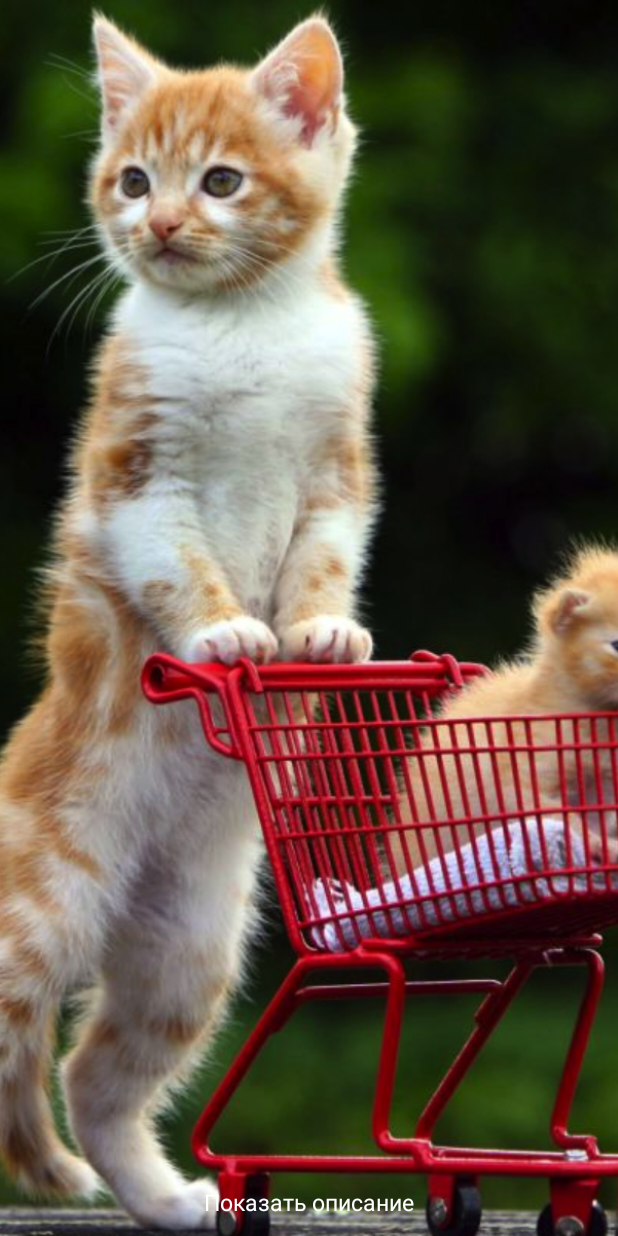
After one commit to vikzak/MaterialDesignMay, an Android app: the AnimationActivityBonus screen opened directly, with no data from a screen before it, on a phone screen of 412 x 824 dp. The commit adds this screen. Run offline under Robolectric (Android 15) with nearby library versions, the phone set to English and light mode, and no system bars; Roboto replaces fonts that are not available here.

Commit message:
ДЗ№5 8) Анимация ConstraintSet через клонирование макета

```diff
--- a/app/src/main/AndroidManifest.xml
+++ b/app/src/main/AndroidManifest.xml
@@ -49,6 +49,9 @@
         <activity android:name=".view.layout_maket.animations.AnimationActivityElevation"
             android:exported="true">
         </activity>
+        <activity android:name=".view.layout_maket.animations.AnimationActivityBonus"
+            android:exported="true">
+        </activity>
 
     </application>
 
--- /dev/null
+++ b/app/src/main/java/com/example/materialdesign/view/layout_maket/animations/AnimationActivityBonus.kt
@@ -0,0 +1,52 @@
+package com.example.materialdesign.view.layout_maket.animations
+
+import android.animation.Animator
+import android.animation.AnimatorListenerAdapter
+import android.animation.ObjectAnimator
+import android.graphics.Rect
+import android.os.Bundle
+import android.view.LayoutInflater
+import android.view.View
+import android.view.ViewGroup
+import android.view.animation.AnticipateOvershootInterpolator
+import android.widget.ImageView
+import androidx.appcompat.app.AppCompatActivity
+import androidx.constraintlayout.widget.ConstraintSet
+import androidx.recyclerview.widget.RecyclerView
+import androidx.transition.*
+import com.example.materialdesign.R
+import com.example.materialdesign.databinding.*
+
+
+class AnimationActivityBonus : AppCompatActivity() {
+
+    val duration = 1200L
+    lateinit var binding: ActivityAnimationBonusStartBinding
+    var flag = false
+    override fun onCreate(savedInstanceState: Bundle?) {
+        super.onCreate(savedInstanceState)
+        binding = ActivityAnimationBonusStartBinding.inflate(layoutInflater)
+        setContentView(binding.root)
+
+        binding.backgroundImage.setOnClickListener {
+            val changeBounds=ChangeBounds()
+            val  constraintSet = ConstraintSet()
+            flag = !flag
+            if (flag){
+                changeBounds.interpolator = AnticipateOvershootInterpolator(2.0f)
+                changeBounds.duration = duration
+                TransitionManager.beginDelayedTransition(binding.constraintContainer,changeBounds)
+
+                constraintSet.clone(this, R.layout.activity_animation_bonus_end)
+                constraintSet.applyTo(binding.constraintContainer)
+            } else {
+                changeBounds.interpolator = AnticipateOvershootInterpolator(2.0f)
+                changeBounds.duration = duration
+                TransitionManager.beginDelayedTransition(binding.constraintContainer,changeBounds)
+                constraintSet.clone(this, R.layout.activity_animation_bonus_start)
+                constraintSet.applyTo(binding.constraintContainer)
+            }
+        }
+    }
+
+}
--- a/app/src/main/java/com/example/materialdesign/view/ui/BottomNavigationDrawerFragment.kt
+++ b/app/src/main/java/com/example/materialdesign/view/ui/BottomNavigationDrawerFragment.kt
@@ -60,6 +60,9 @@ class BottomNavigationDrawerFragment: BottomSheetDialogFragment() {
                 R.id.navigation_nine -> {
                     startActivity(Intent(requireContext(), AnimationActivityElevation::class.java))
                 }
+                R.id.navigation_ten -> {
+                    startActivity(Intent(requireContext(), AnimationActivityBonus::class.java))
+                }
             }
             true
         }
--- /dev/null
+++ b/app/src/main/res/drawable/ic_baseline_shopping_cart_24.xml
@@ -0,0 +1,5 @@
+<vector android:height="24dp" android:tint="#FFFFFF"
+    android:viewportHeight="24" android:viewportWidth="24"
+    android:width="24dp" xmlns:android="http://schemas.android.com/apk/res/android">
+    <path android:fillColor="@android:color/white" android:pathData="M7,18c-1.1,0 -1.99,0.9 -1.99,2S5.9,22 7,22s2,-0.9 2,-2 -0.9,-2 -2,-2zM1,2v2h2l3.6,7.59 -1.35,2.45c-0.16,0.28 -0.25,0.61 -0.25,0.96 0,1.1 0.9,2 2,2h12v-2L7.42,15c-0.14,0 -0.25,-0.11 -0.25,-0.25l0.03,-0.12 0.9,-1.63h7.45c0.75,0 1.41,-0.41 1.75,-1.03l3.58,-6.49c0.08,-0.14 0.12,-0.31 0.12,-0.48 0,-0.55 -0.45,-1 -1,-1L5.21,4l-0.94,-2L1,2zM17,18c-1.1,0 -1.99,0.9 -1.99,2s0.89,2 1.99,2 2,-0.9 2,-2 -0.9,-2 -2,-2z"/>
+</vector>
--- /dev/null
+++ b/app/src/main/res/layout/activity_animation_bonus_start.xml
@@ -0,0 +1,81 @@
+<?xml version="1.0" encoding="utf-8"?>
+<androidx.constraintlayout.widget.ConstraintLayout xmlns:android="http://schemas.android.com/apk/res/android"
+    xmlns:app="http://schemas.android.com/apk/res-auto"
+    android:id="@+id/constraint_container"
+    android:layout_width="match_parent"
+    android:layout_height="match_parent"
+    android:background="#181818">
+
+    <ImageView
+        android:id="@+id/backgroundImage"
+        android:layout_width="0dp"
+        android:layout_height="0dp"
+        android:scaleType="centerCrop"
+        android:src="@drawable/kats"
+        app:layout_constraintBottom_toBottomOf="parent"
+        app:layout_constraintStart_toStartOf="parent"
+        app:layout_constraintEnd_toEndOf="parent"
+        app:layout_constraintTop_toTopOf="parent"
+        android:contentDescription="Cats Photo" />
+
+    <TextView
+        android:id="@+id/date"
+        android:layout_width="wrap_content"
+        android:layout_height="wrap_content"
+        android:background="#d3d3d3"
+        android:paddingStart="16dp"
+        android:paddingTop="3dp"
+        android:paddingEnd="16dp"
+        android:paddingBottom="3dp"
+        android:text="@string/cats_photo_date"
+        android:textSize="12sp"
+        app:layout_constraintBottom_toBottomOf="@+id/title"
+        app:layout_constraintRight_toRightOf="@+id/title" />
+
+    <TextView
+        android:id="@+id/title"
+        android:layout_width="0dp"
+        android:layout_height="wrap_content"
+        android:layout_marginTop="48dp"
+        android:background="#B71C1C"
+        android:paddingStart="24dp"
+        android:paddingTop="8dp"
+        android:paddingEnd="24dp"
+        android:paddingBottom="8dp"
+        android:text="@string/yandex_day_photo"
+        android:textColor="#FFFF"
+        android:textSize="45sp"
+        app:layout_constraintEnd_toStartOf="@+id/backgroundImage"
+        app:layout_constraintTop_toTopOf="parent" />
+
+
+    <TextView
+        android:id="@+id/tap"
+        android:layout_width="wrap_content"
+        android:layout_height="wrap_content"
+        android:layout_marginStart="8dp"
+        android:layout_marginEnd="8dp"
+        android:layout_marginBottom="12dp"
+        android:text="@string/show_description_bonus"
+        android:textColor="#ffffff"
+        android:textSize="15sp"
+        app:layout_constraintBottom_toBottomOf="parent"
+        app:layout_constraintEnd_toEndOf="parent"
+        app:layout_constraintStart_toStartOf="parent" />
+
+    <TextView
+        android:id="@+id/description"
+        android:layout_width="wrap_content"
+        android:layout_height="wrap_content"
+        android:background="#181818"
+        android:gravity="center"
+        android:paddingStart="8dp"
+        android:paddingEnd="8dp"
+        android:paddingBottom="8dp"
+        android:text="@string/bonus_description"
+        android:textColor="#FFFF"
+        android:textSize="22sp"
+        app:layout_constraintLeft_toLeftOf="parent"
+        app:layout_constraintRight_toRightOf="parent"
+        app:layout_constraintTop_toBottomOf="@+id/backgroundImage" />
+</androidx.constraintlayout.widget.ConstraintLayout>
--- a/app/src/main/res/menu/menu_bottom_navigation.xml
+++ b/app/src/main/res/menu/menu_bottom_navigation.xml
@@ -43,6 +43,10 @@
             android:id="@+id/navigation_nine"
             android:icon="@drawable/ic_baseline_list_alt_24"
             android:title="@string/title_navigation_nine" />
+        <item
+            android:id="@+id/navigation_ten"
+            android:icon="@drawable/ic_baseline_shopping_cart_24"
+            android:title="@string/title_navigation_ten" />
 
     </group>
 
--- a/app/src/main/res/values/strings.xml
+++ b/app/src/main/res/values/strings.xml
@@ -54,6 +54,11 @@
     <string name="title_navigation_eight">На экран FAB Animations</string>
     <string name="title_navigation_nine">На экран Toolbar Elevation</string>
     <string name="animation_toolbar_elevation">Toolbar Elevation animation</string>
+    <string name="yandex_day_photo">Коты на прогулке</string>
+    <string name="title_navigation_ten">На экран Cat Shop))</string>
+    <string name="bonus_description">На этом, случайно запечатлённом кадре, мама Кошка и её котенок на прогулке в солнечный летний денёк.</string>
+    <string name="show_description_bonus">Показать описание</string>
+    <string name="cats_photo_date">11 июня 2022</string>
 
 
 </resources>
```
Also changed, not shown: app/src/main/res/layout/activity_animation_bonus_end.xml (added, +81 -0 lines), app/src/main/res/drawable/kats.png (added).
